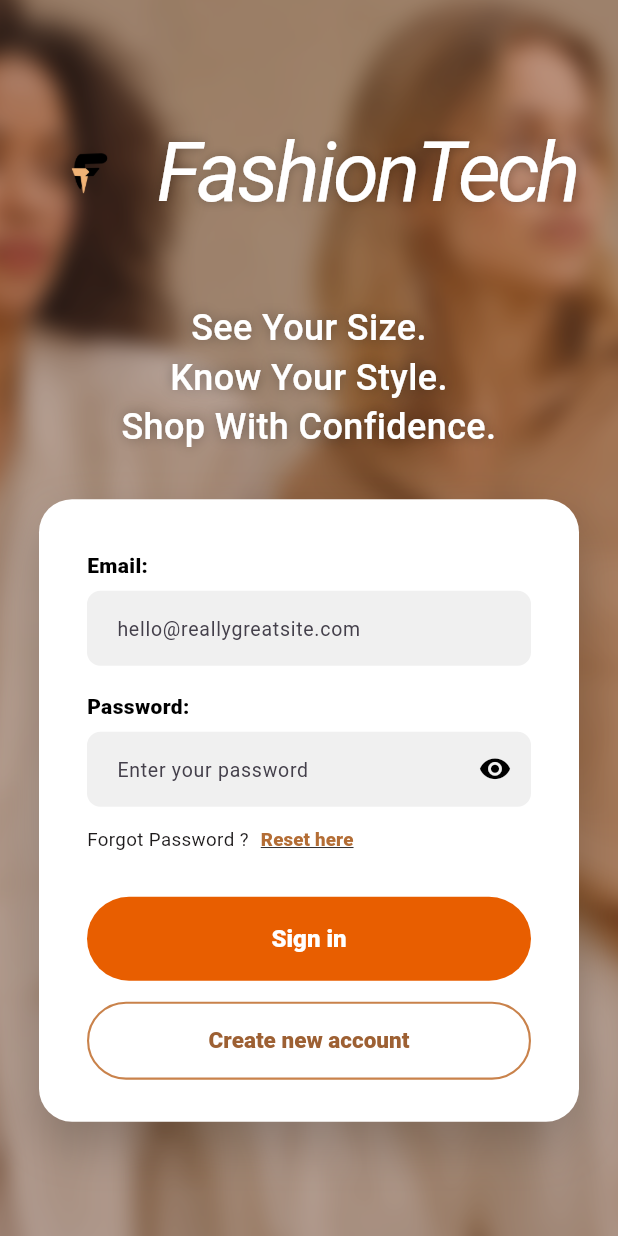
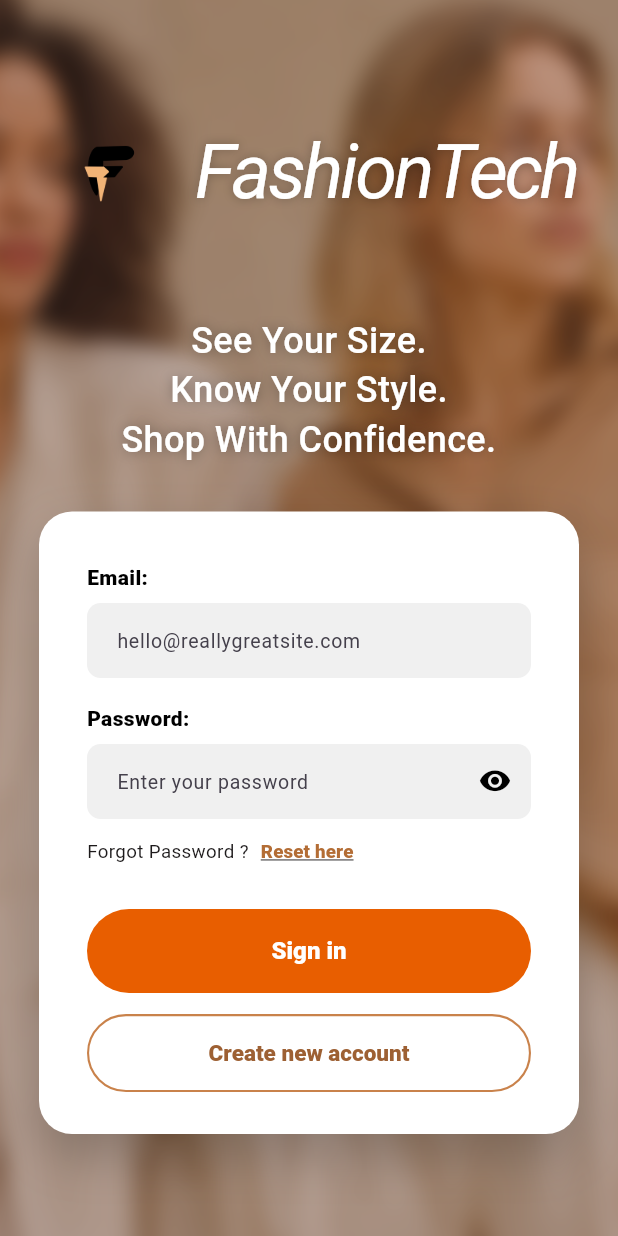
Before and after one commit to Stylorista/Stylorista-AI, a Flutter app: the screen it shows after launch, on a phone screen of 412 x 824 dp. Run offline on Flutter 3.47's test engine with Material 3 defaults, Android fonts, the phone set to English and light mode, and no system bars; our stand-ins replace camera, image_picker, shared_preferences; Roboto replaces fonts that are missing (Georgia).

Commit message:
Enlarge FashionTech logo

```diff
--- a/lib/app.dart
+++ b/lib/app.dart
@@ -729,8 +729,8 @@ class _BrandMark extends StatelessWidget {
       children: [
         Image.asset(
           'assets/images/fashiontech_logo.png',
-          width: 42,
-          height: 42,
+          width: 58,
+          height: 58,
           fit: BoxFit.contain,
           semanticLabel: 'FashionTech logo',
         ),
--- a/lib/features/auth_screen.dart
+++ b/lib/features/auth_screen.dart
@@ -229,8 +229,8 @@ class _ScriptBrand extends StatelessWidget {
         children: [
           Image.asset(
             'assets/images/fashiontech_logo.png',
-            width: 68,
-            height: 68,
+            width: 104,
+            height: 104,
             fit: BoxFit.contain,
             semanticLabel: 'FashionTech logo',
           ),
--- a/lib/features/home_screen.dart
+++ b/lib/features/home_screen.dart
@@ -108,8 +108,8 @@ class _HomeScreenState extends State<HomeScreen> {
                         children: [
                           Image.asset(
                             'assets/images/fashiontech_logo.png',
-                            width: 44,
-                            height: 44,
+                            width: 68,
+                            height: 68,
                             fit: BoxFit.contain,
                             semanticLabel: 'FashionTech logo',
                           ),
--- a/lib/features/welcome_screen.dart
+++ b/lib/features/welcome_screen.dart
@@ -135,8 +135,8 @@ class _WelcomeBrand extends StatelessWidget {
         children: [
           Image.asset(
             'assets/images/fashiontech_logo.png',
-            width: 64,
-            height: 64,
+            width: 104,
+            height: 104,
             fit: BoxFit.contain,
             semanticLabel: 'FashionTech logo',
           ),
--- a/pubspec.yaml
+++ b/pubspec.yaml
@@ -16,7 +16,7 @@ publish_to: 'none' # Remove this line if you wish to publish to pub.dev
 # https://developer.apple.com/library/archive/documentation/General/Reference/InfoPlistKeyReference/Articles/CoreFoundationKeys.html
 # In Windows, build-name is used as the major, minor, and patch parts
 # of the product and file versions while build-number is used as the build suffix.
-version: 1.5.1+10
+version: 1.5.2+11
 
 environment:
   sdk: ^3.12.2
```
